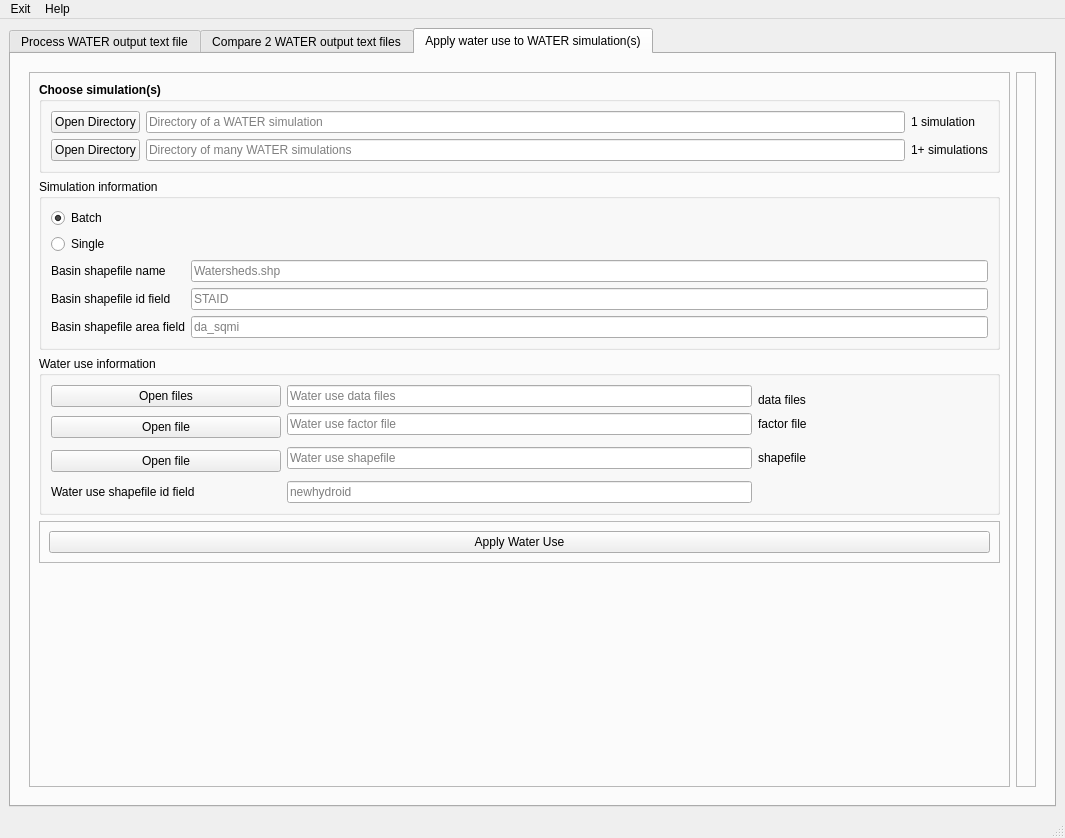
jlant/waterapputils, file waterapputils/gui/user_interface.ui: the form before one commit.
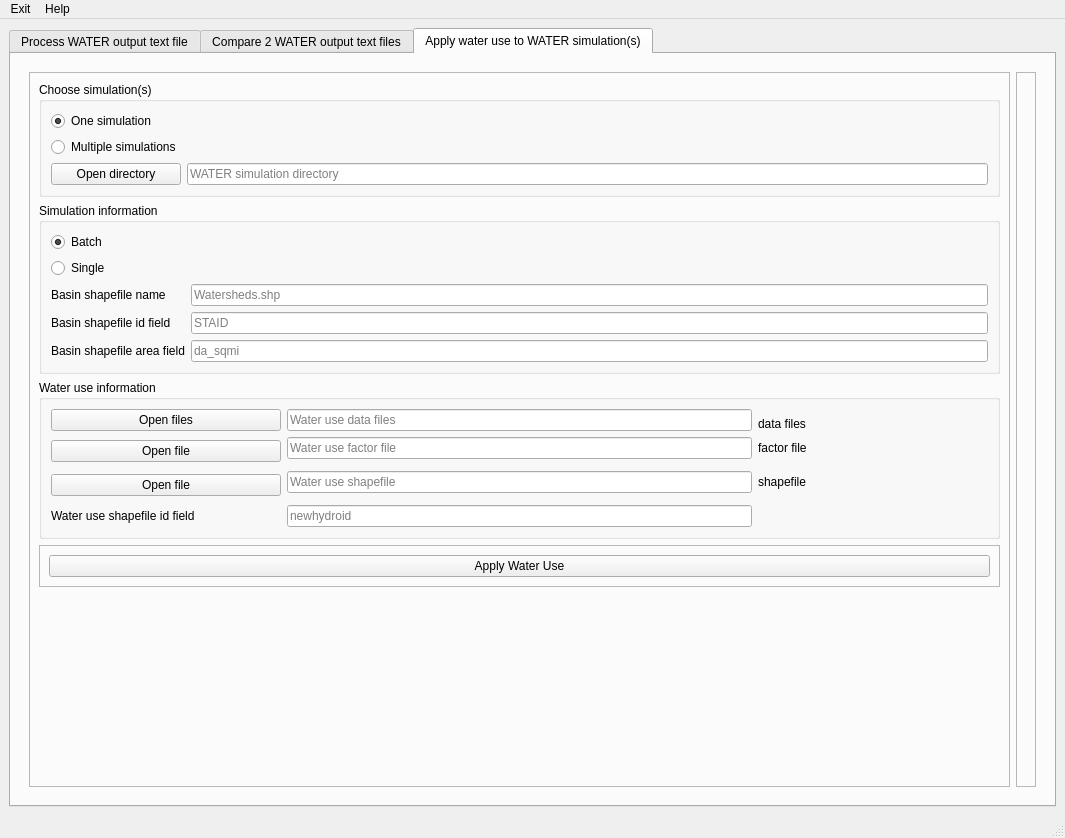
The form after the commit. Custom widgets are drawn as their Qt base class.

Commit message: modified gui interface; beginning to implement the code

Diff of the .ui file:
```diff
--- a/waterapputils/gui/user_interface.ui
+++ b/waterapputils/gui/user_interface.ui
@@ -343,95 +343,44 @@
                <widget class="QGroupBox" name="groupBox_9">
                 <property name="font">
                  <font>
-                  <weight>75</weight>
-                  <bold>true</bold>
+                  <weight>50</weight>
+                  <bold>false</bold>
                  </font>
                 </property>
                 <property name="title">
                  <string>Choose simulation(s)</string>
                 </property>
                 <layout class="QGridLayout" name="gridLayout_3">
-                 <item row="0" column="0" colspan="2">
-                  <layout class="QGridLayout" name="gridLayout_2">
                    <item row="0" column="0">
+                  <widget class="QRadioButton" name="radioButton">
+                   <property name="text">
+                    <string>One simulation</string>
+                   </property>
+                   <property name="checked">
+                    <bool>true</bool>
+                   </property>
+                  </widget>
+                 </item>
+                 <item row="2" column="0">
                     <widget class="QPushButton" name="tab_wateruse_push_button_open_sim">
-                     <property name="font">
-                      <font>
-                       <weight>50</weight>
-                       <bold>false</bold>
-                      </font>
-                     </property>
                      <property name="text">
-                      <string>Open Directory</string>
+                    <string>Open directory</string>
                      </property>
                     </widget>
                    </item>
                    <item row="1" column="0">
-                    <widget class="QPushButton" name="tab_wateruse_push_button_open_sims">
-                     <property name="font">
-                      <font>
-                       <weight>50</weight>
-                       <bold>false</bold>
-                      </font>
-                     </property>
+                  <widget class="QRadioButton" name="radioButton_3">
                      <property name="text">
-                      <string>Open Directory</string>
+                    <string>Multiple simulations</string>
                      </property>
                     </widget>
                    </item>
-                   <item row="0" column="3">
-                    <widget class="QLabel" name="label_7">
-                     <property name="font">
-                      <font>
-                       <weight>50</weight>
-                       <bold>false</bold>
-                      </font>
-                     </property>
-                     <property name="text">
-                      <string>1 simulation</string>
-                     </property>
-                    </widget>
-                   </item>
-                   <item row="1" column="1">
-                    <widget class="QLineEdit" name="lineEdit_9">
-                     <property name="font">
-                      <font>
-                       <weight>50</weight>
-                       <bold>false</bold>
-                      </font>
-                     </property>
+                 <item row="2" column="1">
+                  <widget class="QLineEdit" name="tab_wateruse_line_edit_open_sim">
                      <property name="placeholderText">
-                      <string>Directory of many WATER simulations</string>
-                     </property>
-                    </widget>
-                   </item>
-                   <item row="0" column="1">
-                    <widget class="QLineEdit" name="lineEdit">
-                     <property name="font">
-                      <font>
-                       <weight>50</weight>
-                       <bold>false</bold>
-                      </font>
-                     </property>
-                     <property name="placeholderText">
-                      <string>Directory of a WATER simulation</string>
-                     </property>
-                    </widget>
-                   </item>
-                   <item row="1" column="3">
-                    <widget class="QLabel" name="label_8">
-                     <property name="font">
-                      <font>
-                       <weight>50</weight>
-                       <bold>false</bold>
-                      </font>
-                     </property>
-                     <property name="text">
-                      <string>1+ simulations</string>
-                     </property>
-                    </widget>
-                   </item>
-                  </layout>
+                    <string>WATER simulation directory</string>
+                   </property>
+                  </widget>
                  </item>
                 </layout>
                </widget>
@@ -525,9 +474,6 @@
                  <string>Water use information</string>
                 </property>
                 <layout class="QGridLayout" name="gridLayout_5">
-                 <item row="1" column="2">
-                  <layout class="QGridLayout" name="gridLayout_4"/>
-                 </item>
                  <item row="2" column="1" colspan="2">
                   <widget class="QLineEdit" name="tab_wateruse_line_edit_wateruse_factor_file">
                    <property name="placeholderText">
```
Lines whose indentation alone changed are shown as unchanged. The commit also changes 2 other files.
